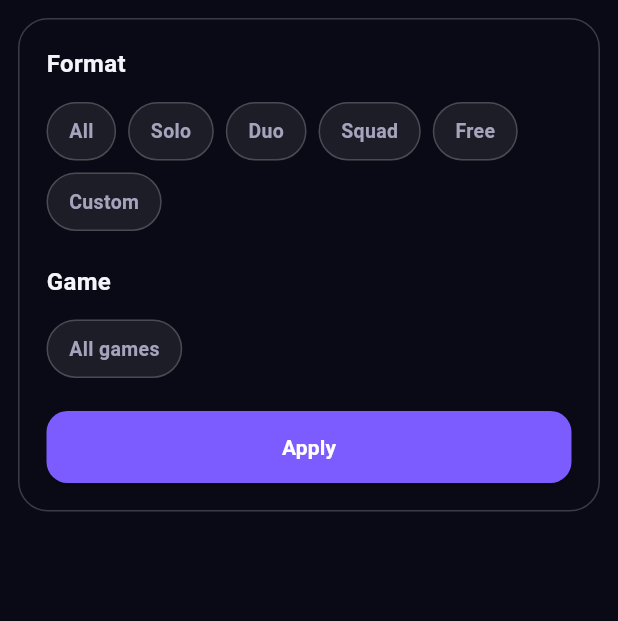
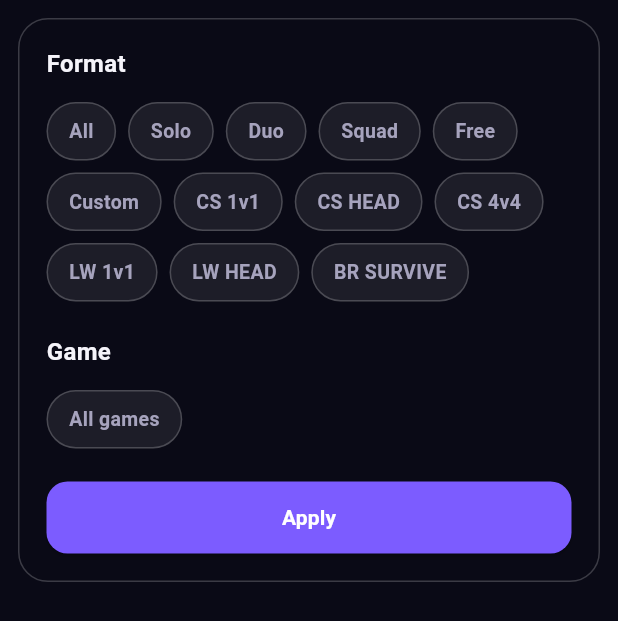
Before and after one commit to SudipMondalMAIN/Classybattle-app, a Flutter app: the _FilterSheet widget shown alone on an empty page, opened directly with empty values, on a phone screen of 412 x 824 dp. Shown: the top 621 px of the screen. Run offline on Flutter 3.47's test engine with Material 3 defaults, Android fonts, the phone set to English and light mode, and no system bars; our stand-ins replace cached_network_image, dio, firebase_core, firebase_messaging, flutter_local_notifications, flutter_riverpod and 4 more; accounts and stored records are empty; network calls fail.

Commit message:
Your commit message

```diff
--- a/lib/models/home_category_box_model.dart
+++ b/lib/models/home_category_box_model.dart
@@ -1,7 +1,19 @@
 /// Mirrors app/schemas/home_category_box.py -> HomeCategoryBoxRead on the
 /// backend. These are the static, 3-per-row tap boxes on the home screen
 /// (e.g. "Free Fire Solo", "Free Fire Clash Squad", "Custom Tournament").
-enum HomeCategoryBoxType { solo, duo, squad, free, custom }
+enum HomeCategoryBoxType {
+  solo,
+  duo,
+  squad,
+  free,
+  custom,
+  cs_1v1,
+  cs_head,
+  cs_4v4,
+  lw_1v1,
+  lw_head,
+  br_survive,
+}
 
 HomeCategoryBoxType _boxTypeFromJson(String value) {
   return HomeCategoryBoxType.values.firstWhere(
--- a/lib/widgets/tournaments/search_filter_bar.dart
+++ b/lib/widgets/tournaments/search_filter_bar.dart
@@ -31,7 +31,8 @@ class _SearchFilterBarState extends ConsumerState<SearchFilterBar> {
   }
 
   Future<void> _openFilters() async {
-    final games = ref.read(gamesByIdProvider).valueOrNull?.values.toList() ?? [];
+    final games =
+        ref.read(gamesByIdProvider).valueOrNull?.values.toList() ?? [];
     final currentGame = ref.read(tournamentGameFilterProvider);
     final currentFormat = ref.read(tournamentCategoryFilterProvider);
 
@@ -57,7 +58,8 @@ class _SearchFilterBarState extends ConsumerState<SearchFilterBar> {
 
   @override
   Widget build(BuildContext context) {
-    final activeFilter = ref.watch(tournamentGameFilterProvider) != null ||
+    final activeFilter =
+        ref.watch(tournamentGameFilterProvider) != null ||
         ref.watch(tournamentCategoryFilterProvider) != null;
 
     return Row(
@@ -79,14 +81,17 @@ class _SearchFilterBarState extends ConsumerState<SearchFilterBar> {
                     ),
                     decoration: const InputDecoration(
                       hintText: 'Search tournaments...',
-                      hintStyle: TextStyle(color: AppColors.textMuted, fontSize: 14),
+                      hintStyle: TextStyle(
+                        color: AppColors.textMuted,
+                        fontSize: 14,
+                      ),
                       border: InputBorder.none,
                       isDense: true,
                       contentPadding: EdgeInsets.symmetric(vertical: 14),
                     ),
-                    onChanged: (v) => ref
-                        .read(tournamentSearchQueryProvider.notifier)
-                        .state = v,
+                    onChanged: (v) =>
+                        ref.read(tournamentSearchQueryProvider.notifier).state =
+                            v,
                   ),
                 ),
               ],
@@ -106,13 +111,17 @@ class _SearchFilterBarState extends ConsumerState<SearchFilterBar> {
                 Icon(
                   Icons.tune_rounded,
                   size: 18,
-                  color: activeFilter ? AppColors.purpleSoft : AppColors.textPrimary,
+                  color: activeFilter
+                      ? AppColors.purpleSoft
+                      : AppColors.textPrimary,
                 ),
                 const SizedBox(width: 6),
                 Text(
                   'Filters',
                   style: TextStyle(
-                    color: activeFilter ? AppColors.purpleSoft : AppColors.textPrimary,
+                    color: activeFilter
+                        ? AppColors.purpleSoft
+                        : AppColors.textPrimary,
                     fontSize: 14,
                     fontWeight: FontWeight.w600,
                   ),
@@ -153,6 +162,12 @@ class _FilterSheetState extends State<_FilterSheet> {
     ('Squad', 'squad'),
     ('Free', 'free'),
     ('Custom', 'custom'),
+    ('CS 1v1', 'cs_1v1'),
+    ('CS HEAD', 'cs_head'),
+    ('CS 4v4', 'cs_4v4'),
+    ('LW 1v1', 'lw_1v1'),
+    ('LW HEAD', 'lw_head'),
+    ('BR SURVIVE', 'br_survive'),
   ];
 
   late String? _gameId = widget.selectedGameId;
```
